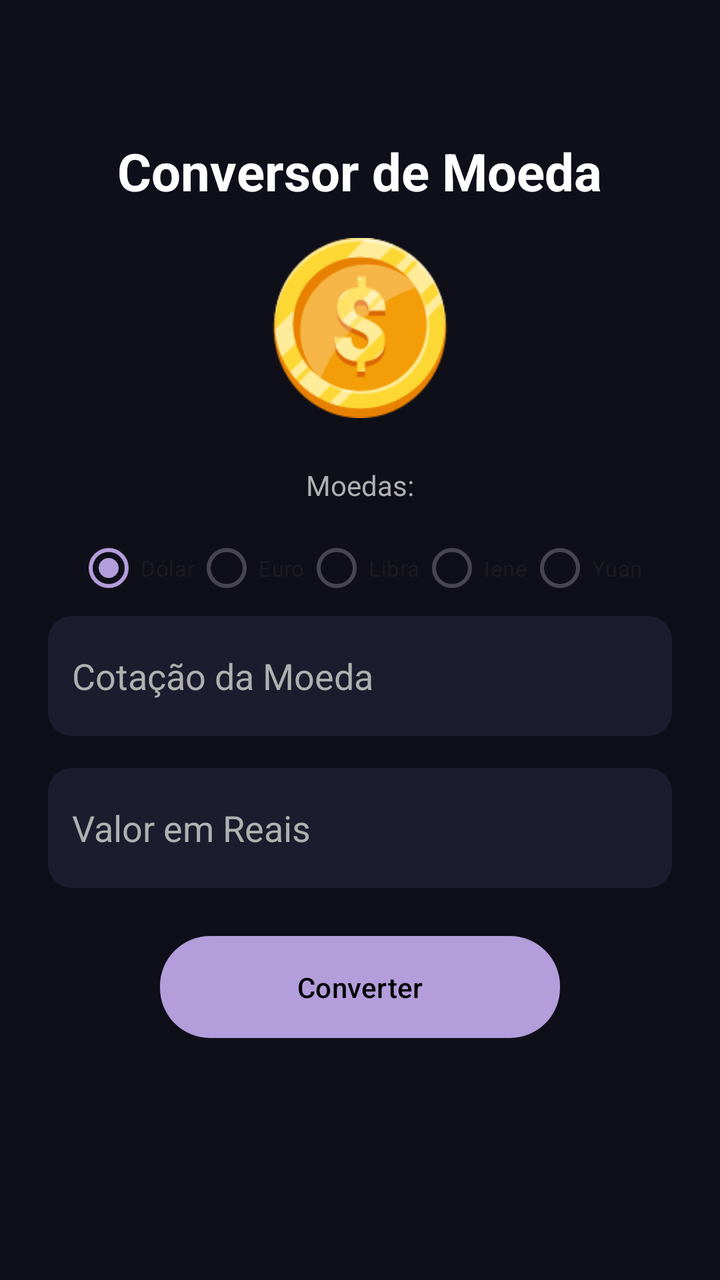
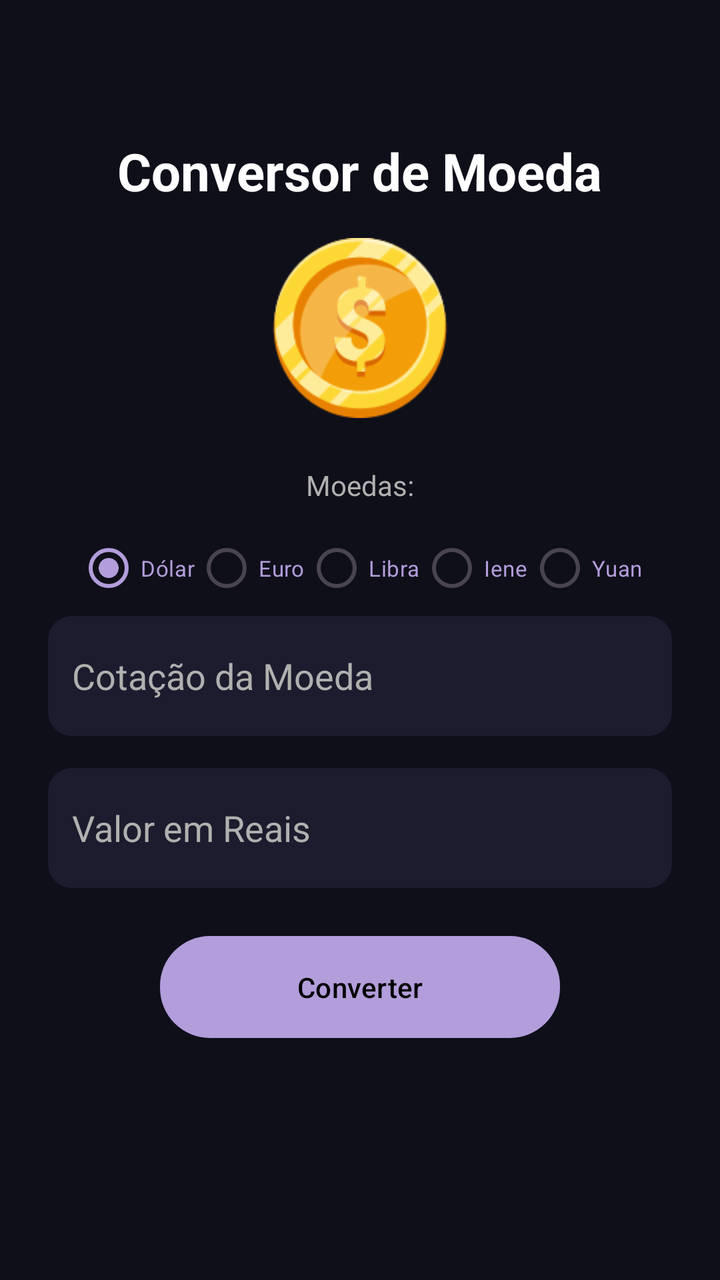

Before-and-after screenshots of an Android layout around one commit, followed by the original layout XML and the change that was made.
<!-- AndroidManifest.xml: application theme Theme.AppMoeda -->
<!-- res/layout/activity_main.xml -->
<?xml version="1.0" encoding="utf-8"?>
<androidx.constraintlayout.widget.ConstraintLayout xmlns:android="http://schemas.android.com/apk/res/android"
    xmlns:app="http://schemas.android.com/apk/res-auto"
    android:id="@+id/main"
    android:layout_width="match_parent"
    android:layout_height="match_parent"
    android:background="@color/background">

    <LinearLayout
        android:layout_width="match_parent"
        android:layout_height="wrap_content"
        android:gravity="center"
        android:orientation="vertical"
        android:padding="24dp"
        app:layout_constraintTop_toTopOf="parent"
        app:layout_constraintBottom_toBottomOf="parent"
        app:layout_constraintStart_toStartOf="parent"
        app:layout_constraintEnd_toEndOf="parent">

        <TextView
            android:id="@+id/textView"
            android:layout_width="wrap_content"
            android:layout_height="wrap_content"
            android:layout_marginBottom="16dp"
            android:text="@string/conversor_de_moeda"
            android:textSize="26sp"
            android:textColor="@color/text_primary"
            android:textStyle="bold" />

        <ImageView
            android:id="@+id/imageView"
            android:layout_width="90dp"
            android:layout_height="90dp"
            android:layout_marginBottom="24dp"
            android:contentDescription="@string/icone_nota"
            android:scaleType="centerInside"
            app:srcCompat="@drawable/coin" />

        <TextView
            android:id="@+id/textView2"
            android:layout_width="wrap_content"
            android:layout_height="wrap_content"
            android:layout_marginBottom="8dp"
            android:text="@string/moeda"
            android:textColor="@color/text_secondary" />

        <RadioGroup
            android:id="@+id/radioGroup"
            android:layout_width="wrap_content"
            android:layout_height="wrap_content"
            android:orientation="horizontal">
            <RadioButton
                android:id="@+id/rd_dol"
                android:layout_width="wrap_content"
                android:layout_height="wrap_content"
                android:checked="true"
                android:textSize="11sp"
                android:text="@string/dolar" />

            <RadioButton
                android:id="@+id/rd_euro"
                android:layout_width="wrap_content"
                android:layout_height="wrap_content"
                android:textSize="11sp"
                android:text="@string/euro" />
            <RadioButton
                android:id="@+id/rd_lbr"
                android:layout_width="wrap_content"
                android:layout_height="wrap_content"
                android:textSize="11sp"
                android:text="@string/libra" />
            <RadioButton
                android:id="@+id/rd_iene"
                android:layout_width="wrap_content"
                android:layout_height="wrap_content"
                android:textSize="11sp"
                android:text="@string/iene" />
            <RadioButton
                android:id="@+id/rd_yuan"
                android:layout_width="wrap_content"
                android:layout_height="wrap_content"
                android:textSize="11sp"
                android:text="@string/yuan" />


        </RadioGroup>

        <EditText
            android:id="@+id/id_val_cotacao"
            android:layout_width="match_parent"
            android:layout_height="60dp"
            android:layout_marginBottom="16dp"
            android:autofillHints=""
            android:hint="@string/cotacao_moeda"
            android:inputType="numberDecimal"
            android:background="@drawable/bg_input"
            android:textColor="@color/text_primary"
            android:textColorHint="@color/text_secondary"
            android:padding="12dp" />

        <EditText
            android:id="@+id/id_val_reais"
            android:layout_width="match_parent"
            android:layout_height="60dp"
            android:layout_marginBottom="24dp"
            android:autofillHints=""
            android:hint="@string/valor_em_reais"
            android:inputType="numberDecimal"
            android:background="@drawable/bg_input"
            android:textColor="@color/text_primary"
            android:textColorHint="@color/text_secondary"
            android:padding="12dp" />

        <Button
            android:id="@+id/id_btn_converter"
            android:layout_width="200dp"
            android:layout_height="wrap_content"
            android:layout_marginBottom="24dp"
            android:text="@string/converter"
            android:background="@drawable/bg_button"
            android:textColor="@color/black"
            android:padding="12dp" />

        <TextView
            android:id="@+id/id_resultado"
            android:layout_width="wrap_content"
            android:layout_height="wrap_content"
            android:textColor="@color/text_primary"
            android:textSize="22sp"
            android:textStyle="bold" />

    </LinearLayout>

</androidx.constraintlayout.widget.ConstraintLayout>
<!-- resources referenced by this layout -->
<resources>
  <color name="background">#0F0F1A</color>
  <color name="black">#000000</color>
  <color name="text_primary">#FFFFFF</color>
  <color name="text_secondary">#B0B0B0</color>
  <!-- drawable bg_button (drawable) -->
  <?xml version="1.0" encoding="utf-8"?>
  <shape xmlns:android="http://schemas.android.com/apk/res/android">
      <solid android:color="@color/primary"/>
      <corners android:radius="25dp"/>
  </shape>
  <!-- drawable bg_input (drawable) -->
  <?xml version="1.0" encoding="utf-8"?>
  <shape xmlns:android="http://schemas.android.com/apk/res/android">
      <solid android:color="@color/surface"/>
      <corners android:radius="12dp"/>
      <padding android:left="12dp" android:right="12dp"/>
  </shape>
  <!-- drawable coin: png bitmap (drawable, 9400 bytes) -->
  <string name="conversor_de_moeda">Conversor de Moeda</string>
  <string name="converter">Converter</string>
  <string name="cotacao_moeda">Cotação da Moeda</string>
  <string name="dolar">Dólar</string>
  <string name="euro">Euro</string>
  <string name="icone_nota">Icone da nota de um dólar</string>
  <string name="iene">Iene</string>
  <string name="libra">Libra</string>
  <string name="moeda">Moedas:</string>
  <string name="valor_em_reais">Valor em Reais</string>
  <string name="yuan">Yuan</string>
  <style name="Theme.AppMoeda" parent="Theme.Material3.DayNight.NoActionBar">
          <item name="android:windowBackground">@color/background</item>
          <item name="colorPrimary">@color/primary</item>
          <item name="android:textColor">@color/text_primary</item>
      </style>
  <color name="primary">#B39DDB</color>
  <color name="surface">#1C1C2E</color>
</resources>

<!-- the commit's change to res/layout/activity_main.xml (unified diff, before → after) -->
@@ -55,6 +55,7 @@
                 android:layout_height="wrap_content"
                 android:checked="true"
                 android:textSize="11sp"
+                android:textColor="@color/primary"
                 android:text="@string/dolar" />
 
             <RadioButton
@@ -62,24 +63,28 @@
                 android:layout_width="wrap_content"
                 android:layout_height="wrap_content"
                 android:textSize="11sp"
+                android:textColor="@color/primary"
                 android:text="@string/euro" />
             <RadioButton
                 android:id="@+id/rd_lbr"
                 android:layout_width="wrap_content"
                 android:layout_height="wrap_content"
                 android:textSize="11sp"
+                android:textColor="@color/primary"
                 android:text="@string/libra" />
             <RadioButton
                 android:id="@+id/rd_iene"
                 android:layout_width="wrap_content"
                 android:layout_height="wrap_content"
                 android:textSize="11sp"
+                android:textColor="@color/primary"
                 android:text="@string/iene" />
             <RadioButton
                 android:id="@+id/rd_yuan"
                 android:layout_width="wrap_content"
                 android:layout_height="wrap_content"
                 android:textSize="11sp"
+                android:textColor="@color/primary"
                 android:text="@string/yuan" />
 
 
